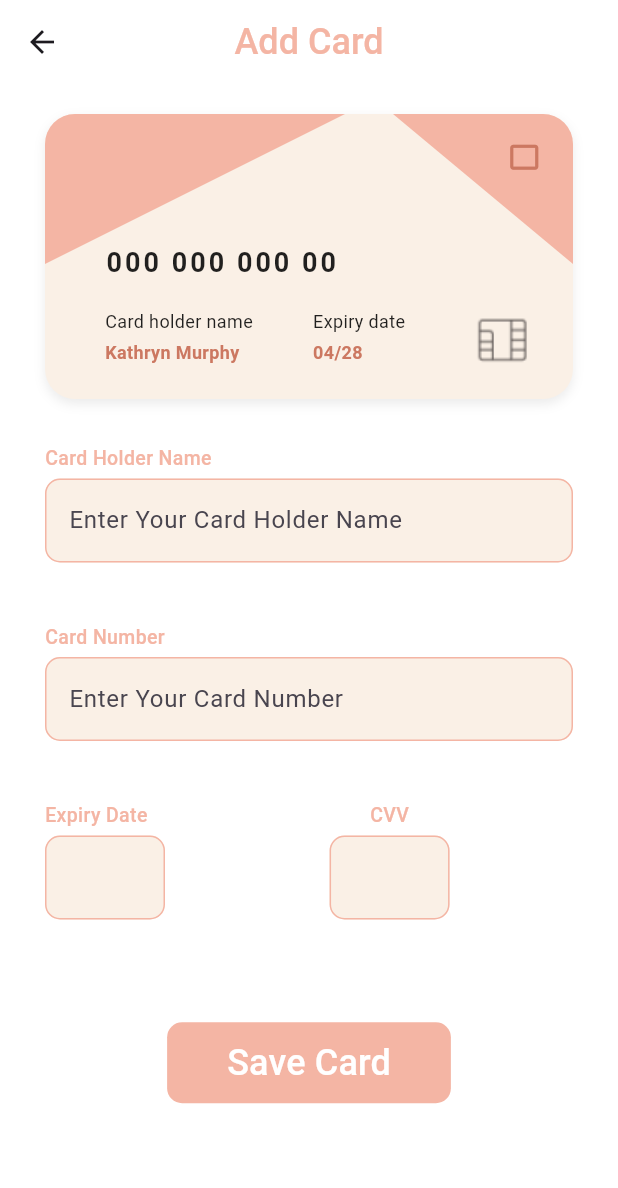
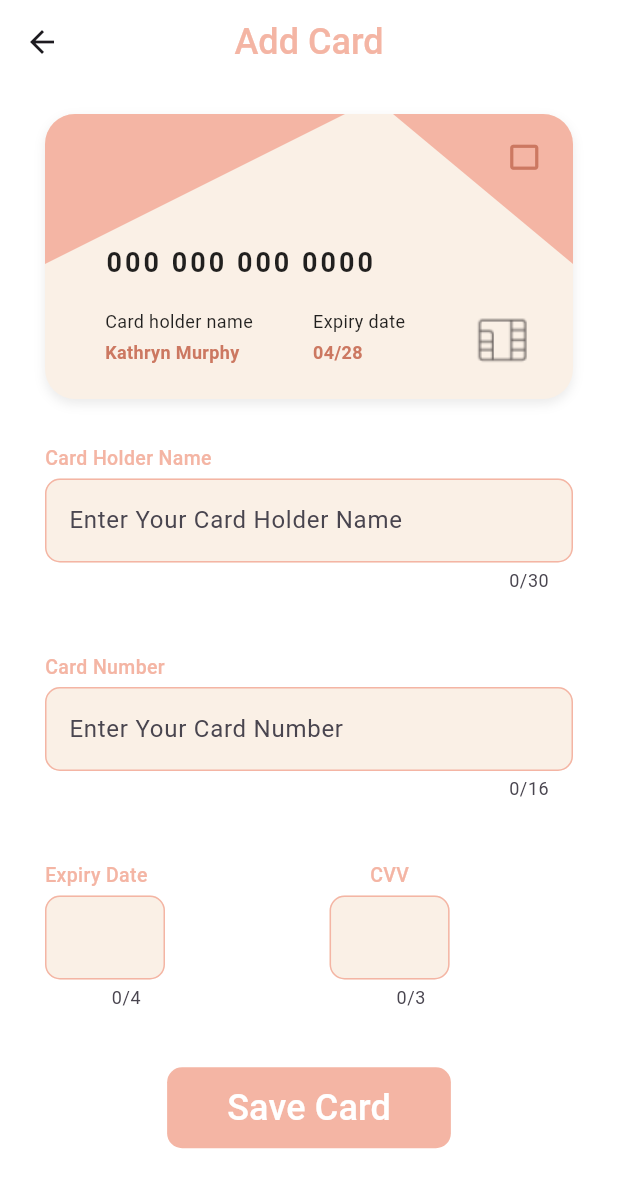
Before and after one commit to tokaahmed345/simple_payment, a Flutter app: the PaymentCardView screen opened by its route, on a phone screen of 412 x 824 dp. Shown: the top 1188 px of the screen. Run offline on Flutter 3.47's test engine with Material 3 defaults, Android fonts, the light colour scheme and no system bars; our stand-ins replace get.

Commit message:
Some refactoring on UI before integrating GetX
on Card Screen:-
1- add scrolling
2- add maxLength for txtFields
3- color opacity

```diff
--- a/lib/feature/payment/presentation/views/payment_card_view.dart
+++ b/lib/feature/payment/presentation/views/payment_card_view.dart
@@ -7,12 +7,13 @@ class PaymentCardView extends StatelessWidget {
   @override
   Widget build(BuildContext context) {
     return Scaffold(
+      resizeToAvoidBottomInset: false,
       appBar: AppBar(
         title: const Text(
           "Add Card",
         ),
       ),
-      body: const  PaymentCardViewBody(),
+      body: const PaymentCardViewBody(),
     );
   }
 }
--- a/lib/feature/payment/presentation/views/widgets/build_card_item.dart
+++ b/lib/feature/payment/presentation/views/widgets/build_card_item.dart
@@ -15,11 +15,12 @@ class BuildCardItem extends StatelessWidget {
       decoration: BoxDecoration(
         borderRadius: BorderRadius.circular(20),
         color: AppColors.beige,
-        boxShadow: [
+        boxShadow:const [
           BoxShadow(
-            color: Colors.black.withOpacity(0.08),
+           color: Color.fromRGBO(0, 0, 0, 0.08),
+           // color: Colors.black.withOpacity(0.08),  // deprecated
             blurRadius: 6,
-            offset: const Offset(0, 3),
+            offset:  Offset(0, 3),
           ),
         ],
       ),
@@ -75,7 +76,7 @@ class BuildCardItem extends StatelessWidget {
                 children: [
                   const Spacer(flex: 7),
                   const Text(
-                    '000 000 000 00',
+                    '000 000 000 0000',
                     style: AppStyles.textStyle18,
                   ),
                   const SizedBox(height: 10),
--- a/lib/feature/payment/presentation/views/widgets/custom_textfeild.dart
+++ b/lib/feature/payment/presentation/views/widgets/custom_textfeild.dart
@@ -7,8 +7,10 @@ class CustomTextFeild extends StatelessWidget {
   const CustomTextFeild({
     super.key,
     this.text,
+    this.maxLength,
   });
   final String? text;
+  final int? maxLength;
 
   @override
   Widget build(BuildContext context) {
@@ -33,6 +35,7 @@ class CustomTextFeild extends StatelessWidget {
         fillColor: AppColors.beige,
         filled: true,
       ),
+      maxLength: maxLength ?? 30,
     );
   }
 }
--- a/lib/feature/payment/presentation/views/widgets/payment_card_view_body.dart
+++ b/lib/feature/payment/presentation/views/widgets/payment_card_view_body.dart
@@ -12,11 +12,16 @@ class PaymentCardViewBody extends StatelessWidget {
   Widget build(BuildContext context) {
     return Padding(
       padding: const EdgeInsets.symmetric(horizontal: 30, vertical: 20),
+      child: CustomScrollView(
+        slivers: [
+          SliverFillRemaining(
             child: Column(
               crossAxisAlignment: CrossAxisAlignment.start,
               children: [
                 const BuildCardItem(),
-          const SizedBox(height: 30,),
+                const SizedBox(
+                  height: 30,
+                ),
                 const CustomText(
                   text: "Card Holder Name",
                 ),
@@ -31,6 +36,7 @@ class PaymentCardViewBody extends StatelessWidget {
                 const SizedBox(height: 4),
                 const CustomTextFeild(
                   text: "Enter Your Card Number",
+                  maxLength: 16,
                 ),
                 const SizedBox(height: 40),
                 const Row(
@@ -42,7 +48,9 @@ class PaymentCardViewBody extends StatelessWidget {
                         children: [
                           CustomText(text: "Expiry Date"),
                           SizedBox(height: 4),
-                    CustomTextFeild(),
+                          CustomTextFeild(
+                            maxLength: 4,
+                          ),
                         ],
                       ),
                     ),
@@ -58,7 +66,9 @@ class PaymentCardViewBody extends StatelessWidget {
                               alignment: Alignment.center,
                               child: CustomText(text: "CVV")),
                           SizedBox(height: 4),
-                    CustomTextFeild(),
+                          CustomTextFeild(
+                            maxLength: 3,
+                          ),
                         ],
                       ),
                     ),
@@ -80,6 +90,9 @@ class PaymentCardViewBody extends StatelessWidget {
                 const Spacer(),
               ],
             ),
+          ),
+        ],
+      ),
     );
   }
 
```
Also changed, not shown: lib/main.dart (+12 -0 lines), pubspec.lock, 125 other files. Lines whose indentation alone changed are shown as unchanged.
